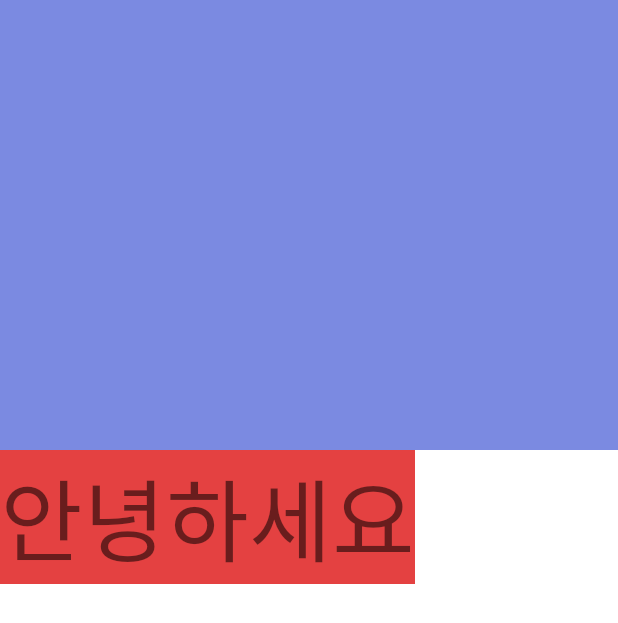
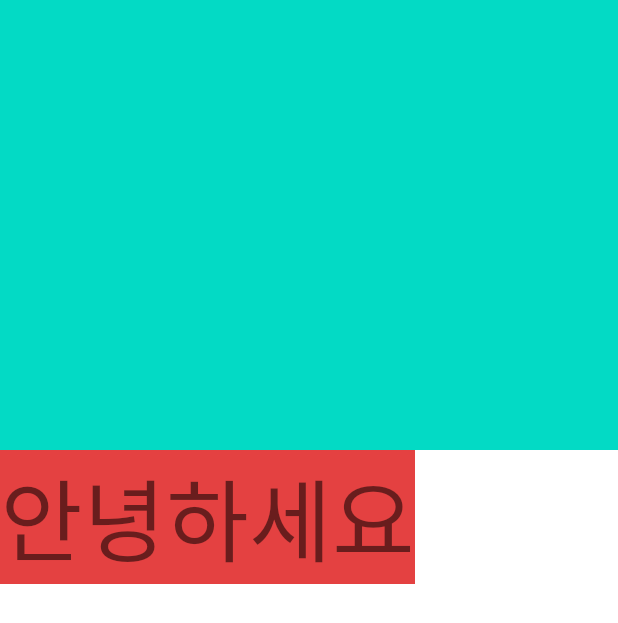
Before and after one commit to youjeonghan/Android_Study, an Android app: the layout activity_main.xml on its own in the app's theme, with its tools: preview values and no code run, on a phone screen of 412 x 824 dp. Shown: the top 623 px of the screen. Run offline under Robolectric (Android 15) with nearby library versions, the light colour scheme and no system bars.

Commit message:
안드로이드 스튜디오 투어

```diff
--- a/Android_Essential_Kotlin/app/src/main/res/layout/activity_main.xml
+++ b/Android_Essential_Kotlin/app/src/main/res/layout/activity_main.xml
@@ -11,7 +11,7 @@
     <ImageView
         android:layout_width="match_parent"
         android:layout_height="300dp"
-        android:background="#7B8AE1" />
+        android:background="@color/teal_200" />
 
     <TextView
         android:layout_width="wrap_content"
```
